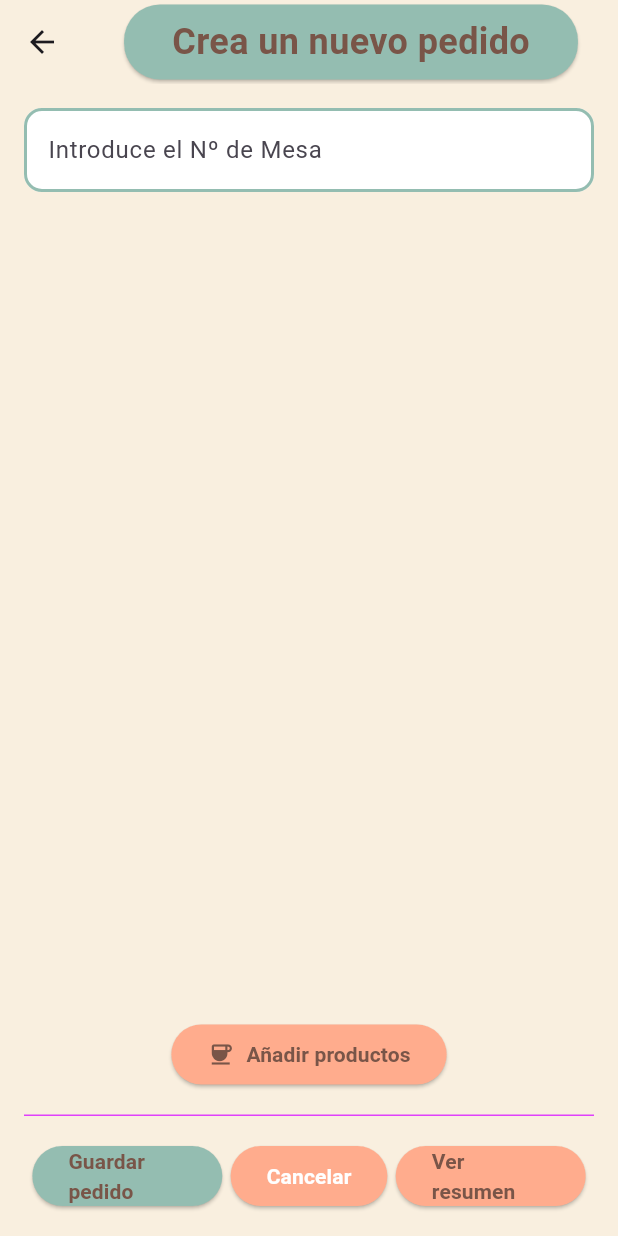
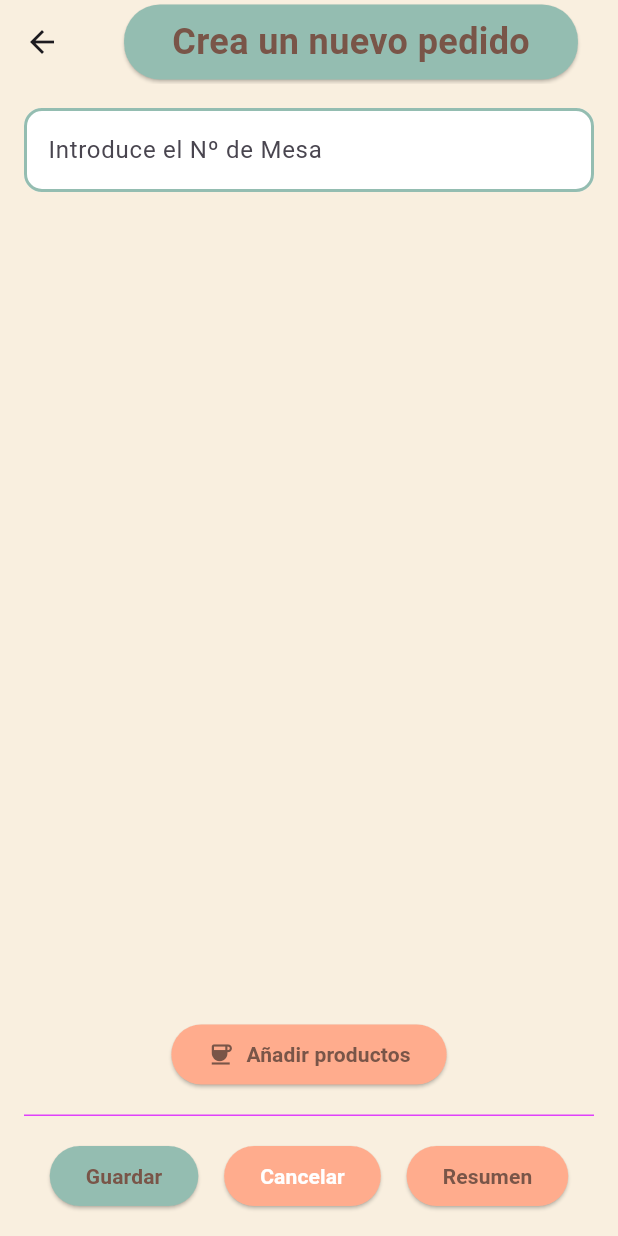
Before and after one commit to SilviaGarciaBouza/T4_1, a Flutter app: the Crearpedidoview screen opened by its route, on a phone screen of 412 x 824 dp. Run offline on Flutter 3.47's test engine with Material 3 defaults, Android fonts, the phone set to English and light mode, and no system bars.

Commit message:
new buttons

```diff
--- a/lib/views/CrearPedidoView.dart
+++ b/lib/views/CrearPedidoView.dart
@@ -194,7 +194,7 @@ class _CrearpedidoviewState extends State<Crearpedidoview> {
                       children: [
                         Flexible(
                           child: Text(
-                            "Guardar pedido",
+                            "Guardar",
                             style: TextStyle(fontWeight: FontWeight.bold),
                           ),
                         ),
@@ -273,7 +273,7 @@ class _CrearpedidoviewState extends State<Crearpedidoview> {
                       children: [
                         Flexible(
                           child: Text(
-                            "Ver resumen",
+                            "Resumen",
                             style: TextStyle(fontWeight: FontWeight.bold),
                           ),
                         ),
```
